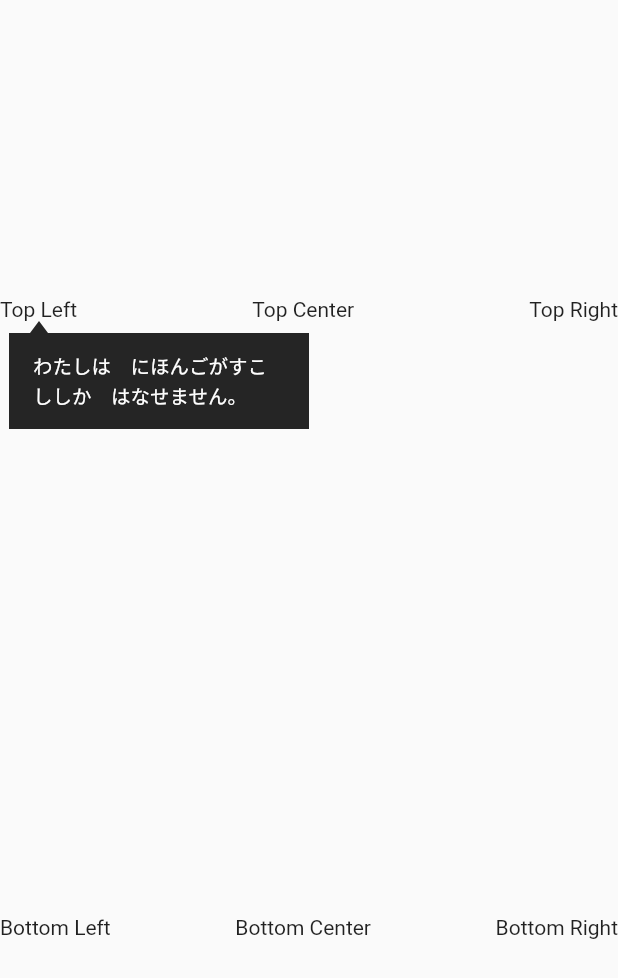
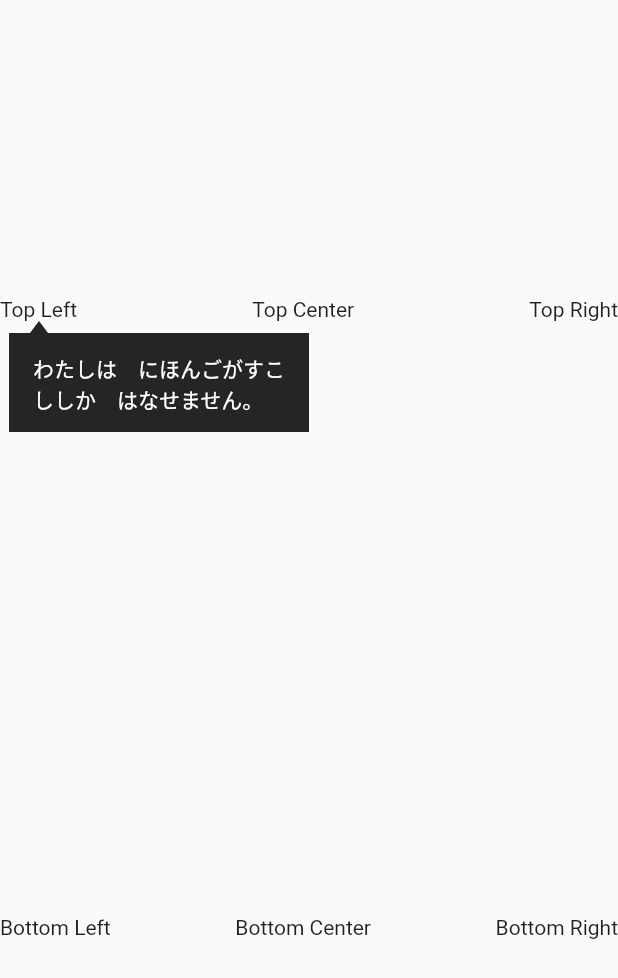
Before and after one commit to joafc96/balloon_tip, a Flutter app: the screen it shows after launch, after a tap on "Top Left", on a phone screen of 412 x 824 dp. Shown: the top 978 px of the screen. Run offline on Flutter 3.47's test engine with Material 2 defaults, Android fonts, the phone set to English and light mode, and no system bars.

Commit message:
added an example for balloon tip

```diff
--- a/example/lib/main.dart
+++ b/example/lib/main.dart
@@ -8,21 +8,12 @@ void main() {
 class MyApp extends StatelessWidget {
   const MyApp({super.key});
 
-  // This widget is the root of your application.
   @override
   Widget build(BuildContext context) {
     return MaterialApp(
-      title: 'Flutter Demo',
+      title: 'Flutter Balloon Tip Demo',
       theme: ThemeData(
-        // This is the theme of your application.
-        //
-        // Try running your application with "flutter run". You'll see the
-        // application has a blue toolbar. Then, without quitting the app, try
-        // changing the primarySwatch below to Colors.green and then invoke
-        // "hot reload" (press "r" in the console where you ran "flutter run",
-        // or simply save your changes to "hot reload" in a Flutter IDE).
-        // Notice that the counter didn't reset back to zero; the application
-        // is not restarted.
+
         primarySwatch: Colors.blue,
       ),
       home: const MyHomePage(),
@@ -35,6 +26,16 @@ class MyHomePage extends StatelessWidget {
 
   @override
   Widget build(BuildContext context) {
+    const balloonTipContent = Text(
+      'わたしは　にほんごがすこししか　はなせません。',
+      style: TextStyle(
+        fontSize: 14,
+        height: 1.5,
+        fontWeight: FontWeight.w300,
+        color: Colors.white,
+      ),
+    );
+
     return Scaffold(
       body: Column(
         mainAxisAlignment: MainAxisAlignment.spaceAround,
@@ -44,17 +45,17 @@ class MyHomePage extends StatelessWidget {
             mainAxisAlignment: MainAxisAlignment.spaceBetween,
             children: const [
               BalloonTip(
-                content: 'わたしは　にほんごがすこししか　はなせません。',
+                content: balloonTipContent,
                 arrowPosition: ArrowPosition.topLeft,
                 child: Text("Top Left"),
               ),
               BalloonTip(
-                content: 'わたしは　にほんごがすこししか　はなせません。',
+                content: balloonTipContent,
                 arrowPosition: ArrowPosition.topCenter,
                 child: Text("Top Center"),
               ),
               BalloonTip(
-                content: 'わたしは　にほんごがすこししか　はなせません。',
+                content: balloonTipContent,
                 arrowPosition: ArrowPosition.topRight,
                 child: Text("Top Right"),
               ),
@@ -64,17 +65,17 @@ class MyHomePage extends StatelessWidget {
             mainAxisAlignment: MainAxisAlignment.spaceBetween,
             children: const [
               BalloonTip(
-                content: 'わたしは　にほんごがすこししか　はなせません。',
+                content: balloonTipContent,
                 arrowPosition: ArrowPosition.bottomLeft,
                 child: Text("Bottom Left"),
               ),
               BalloonTip(
-                content: 'わたしは　にほんごがすこししか　はなせません。',
+                content: balloonTipContent,
                 arrowPosition: ArrowPosition.bottomCenter,
                 child: Text("Bottom Center"),
               ),
               BalloonTip(
-                content: 'わたしは　にほんごがすこししか　はなせません。',
+                content: balloonTipContent,
                 arrowPosition: ArrowPosition.bottomRight,
                 child: Text("Bottom Right"),
               ),
--- a/lib/src/views/overlay/container.dart
+++ b/lib/src/views/overlay/container.dart
@@ -15,7 +15,7 @@ class OverlayContainer extends StatelessWidget {
   final double maxWidth;
 
   /// [child] child of the container
-  final String child;
+  final Widget child;
 
   const OverlayContainer({
     required this.child,
@@ -39,15 +39,7 @@ class OverlayContainer extends StatelessWidget {
           child: Row(
             children: [
               Expanded(
-                child: Text(
-                  child,
-                  style: TextStyle(
-                    fontSize: 13,
-                    height: 1.5,
-                    fontWeight: FontWeight.w300,
-                    color: Colors.white,
-                  ),
-                ),
+                child: child,
               ),
             ],
           ),
--- a/lib/src/views/widget.dart
+++ b/lib/src/views/widget.dart
@@ -10,8 +10,8 @@ class BalloonTip extends StatefulWidget {
   final Widget child;
 
   // @required
-  /// [content] text that appears inside the balloontip.
-  final String content;
+  /// [content] widget that appears inside the balloontip.
+  final Widget content;
 
   // @optional
   ///[top] top position for balloontip
@@ -20,14 +20,6 @@ class BalloonTip extends StatefulWidget {
   // @optional
   ///[left] left position for balloontip
   final double? left;
-
-  // @optional
-  ///  Label for the button icon.
-  final String? ariaLabel;
-
-  // @optional
-  /// [onClick] callback for balloonTip bubble close button.
-  final VoidCallback? onClick;
 
   // @optional
   /// [arrowPosition] desired tooltip position in relationship to the trigger.
@@ -51,8 +43,6 @@ class BalloonTip extends StatefulWidget {
     required this.content,
     this.top,
     this.left,
-    this.ariaLabel,
-    this.onClick,
     this.arrowPosition = ArrowPosition.bottomCenter,
     this.color = Constants.fillBackGroundBalloonTipColor,
     this.distance = 0,
```
